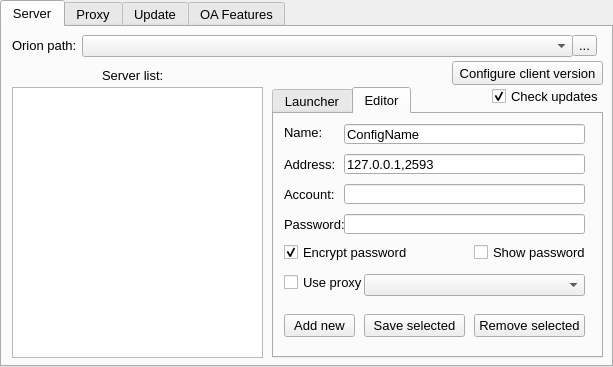
Above: orionlauncherwindow.ui from Hotride/OrionLauncher before the change. Below: the same form after it.
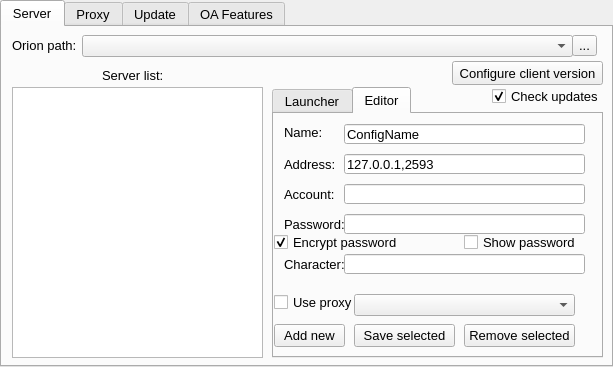
That is the form after the change. The open tabs and pages were chosen to show the change.

Commit message: Version 1.1.0.0. Added name of character for auto login (on tab Server/Editor). Added backup/test versions. Added changelog. Some changes in logic.

```diff
--- a/orionlauncherwindow.ui
+++ b/orionlauncherwindow.ui
@@ -202,8 +202,8 @@
          <widget class="QPushButton" name="pb_ServerAdd">
           <property name="geometry">
            <rect>
-            <x>10</x>
-            <y>200</y>
+            <x>0</x>
+            <y>210</y>
             <width>71</width>
             <height>23</height>
            </rect>
@@ -215,8 +215,8 @@
          <widget class="QCheckBox" name="cb_ServerEncryptPassword">
           <property name="geometry">
            <rect>
-            <x>10</x>
-            <y>130</y>
+            <x>0</x>
+            <y>120</y>
             <width>131</width>
             <height>17</height>
            </rect>
@@ -273,8 +273,8 @@
          <widget class="QCheckBox" name="cb_ServerShowPassword">
           <property name="geometry">
            <rect>
-            <x>200</x>
-            <y>130</y>
+            <x>190</x>
+            <y>120</y>
             <width>121</width>
             <height>17</height>
            </rect>
@@ -341,8 +341,8 @@
          <widget class="QPushButton" name="pb_ServerRemove">
           <property name="geometry">
            <rect>
-            <x>200</x>
-            <y>200</y>
+            <x>190</x>
+            <y>210</y>
             <width>111</width>
             <height>23</height>
            </rect>
@@ -367,8 +367,8 @@
          <widget class="QPushButton" name="pb_ServerSave">
           <property name="geometry">
            <rect>
-            <x>90</x>
-            <y>200</y>
+            <x>80</x>
+            <y>210</y>
             <width>101</width>
             <height>23</height>
            </rect>
@@ -380,8 +380,8 @@
          <widget class="QComboBox" name="cb_ServerProxy">
           <property name="geometry">
            <rect>
-            <x>90</x>
-            <y>160</y>
+            <x>80</x>
+            <y>180</y>
             <width>221</width>
             <height>22</height>
            </rect>
@@ -390,8 +390,8 @@
          <widget class="QCheckBox" name="cb_ServerUseProxy">
           <property name="geometry">
            <rect>
-            <x>10</x>
-            <y>160</y>
+            <x>0</x>
+            <y>180</y>
             <width>81</width>
             <height>17</height>
            </rect>
@@ -400,6 +400,35 @@
            <string>Use proxy</string>
           </property>
          </widget>
+         <widget class="QLabel" name="label_18">
+          <property name="geometry">
+           <rect>
+            <x>10</x>
+            <y>142</y>
+            <width>61</width>
+            <height>16</height>
+           </rect>
+          </property>
+          <property name="text">
+           <string>Character:</string>
+          </property>
+         </widget>
+         <widget class="QLineEdit" name="le_ServeCharacter">
+          <property name="geometry">
+           <rect>
+            <x>70</x>
+            <y>140</y>
+            <width>241</width>
+            <height>20</height>
+           </rect>
+          </property>
+          <property name="text">
+           <string/>
+          </property>
+          <property name="maxLength">
+           <number>30</number>
+          </property>
+         </widget>
          <zorder>le_ServerName</zorder>
          <zorder>le_ServerAddress</zorder>
          <zorder>le_ServerAccount</zorder>
```
Left out of the diff: 53 changed lines with no effect on the pictures. The commit also changes 10 other files.
